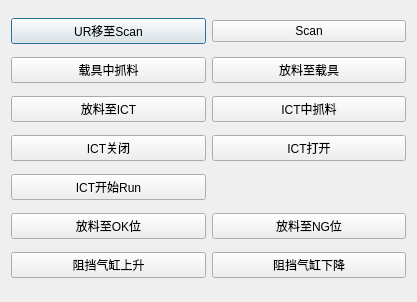
First picture: the form in debugdialog.ui, repository eveningwyn/ICT_UR10, before the edit.
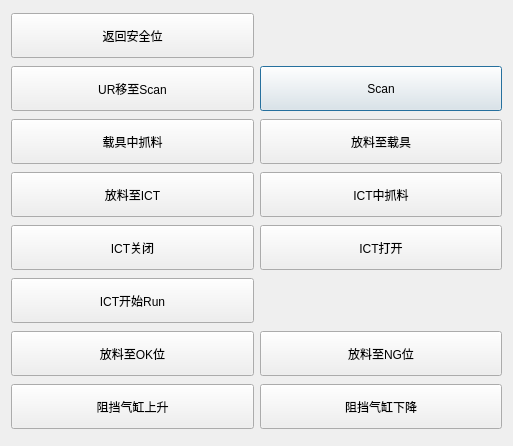
Second picture: the form after the edit. Icons and pictures are not drawn.

The edit to the form file:
```diff
--- a/debugdialog.ui
+++ b/debugdialog.ui
@@ -6,8 +6,8 @@
    <rect>
     <x>0</x>
     <y>0</y>
-    <width>417</width>
-    <height>302</height>
+    <width>513</width>
+    <height>446</height>
    </rect>
   </property>
   <property name="windowTitle">
@@ -18,97 +18,188 @@
     <normaloff>:/res/debugging_30.662020905923px_.png</normaloff>:/res/debugging_30.662020905923px_.png</iconset>
   </property>
   <layout class="QGridLayout" name="gridLayout">
-   <item row="0" column="0">
-    <widget class="QPushButton" name="pushButton_moveToScan">
-     <property name="text">
-      <string>UR移至Scan</string>
-     </property>
-    </widget>
-   </item>
-   <item row="0" column="1">
+   <item row="1" column="1">
     <widget class="QPushButton" name="pushButton_Scan">
+     <property name="minimumSize">
+      <size>
+       <width>0</width>
+       <height>45</height>
+      </size>
+     </property>
      <property name="text">
       <string>Scan</string>
      </property>
     </widget>
    </item>
-   <item row="1" column="0">
-    <widget class="QPushButton" name="pushButton_pickUp_Carrier">
-     <property name="text">
-      <string>载具中抓料</string>
-     </property>
-    </widget>
-   </item>
-   <item row="1" column="1">
-    <widget class="QPushButton" name="pushButton_place_Carrier">
-     <property name="text">
-      <string>放料至载具</string>
-     </property>
-    </widget>
-   </item>
-   <item row="2" column="0">
+   <item row="3" column="0">
     <widget class="QPushButton" name="pushButton_place_ICT">
+     <property name="minimumSize">
+      <size>
+       <width>0</width>
+       <height>45</height>
+      </size>
+     </property>
      <property name="text">
       <string>放料至ICT</string>
      </property>
     </widget>
    </item>
    <item row="2" column="1">
+    <widget class="QPushButton" name="pushButton_place_Carrier">
+     <property name="minimumSize">
+      <size>
+       <width>0</width>
+       <height>45</height>
+      </size>
+     </property>
+     <property name="text">
+      <string>放料至载具</string>
+     </property>
+    </widget>
+   </item>
+   <item row="1" column="0">
+    <widget class="QPushButton" name="pushButton_moveToScan">
+     <property name="minimumSize">
+      <size>
+       <width>0</width>
+       <height>45</height>
+      </size>
+     </property>
+     <property name="text">
+      <string>UR移至Scan</string>
+     </property>
+    </widget>
+   </item>
+   <item row="3" column="1">
     <widget class="QPushButton" name="pushButton_pickUp_ICT">
+     <property name="minimumSize">
+      <size>
+       <width>0</width>
+       <height>45</height>
+      </size>
+     </property>
      <property name="text">
       <string>ICT中抓料</string>
      </property>
     </widget>
    </item>
-   <item row="3" column="0">
-    <widget class="QPushButton" name="pushButton_ICTClose">
-     <property name="text">
-      <string>ICT关闭</string>
+   <item row="2" column="0">
+    <widget class="QPushButton" name="pushButton_pickUp_Carrier">
+     <property name="minimumSize">
+      <size>
+       <width>0</width>
+       <height>45</height>
+      </size>
      </property>
-    </widget>
-   </item>
-   <item row="3" column="1">
-    <widget class="QPushButton" name="pushButton_ICTOpen">
      <property name="text">
-      <string>ICT打开</string>
+      <string>载具中抓料</string>
      </property>
     </widget>
    </item>
-   <item row="4" column="0">
-    <widget class="QPushButton" name="pushButton_ICT_Run">
-     <property name="text">
-      <string>ICT开始Run</string>
-     </property>
-    </widget>
-   </item>
-   <item row="5" column="0">
+   <item row="6" column="0">
     <widget class="QPushButton" name="pushButton_place_OK">
+     <property name="minimumSize">
+      <size>
+       <width>0</width>
+       <height>45</height>
+      </size>
+     </property>
      <property name="text">
       <string>放料至OK位</string>
      </property>
     </widget>
    </item>
-   <item row="5" column="1">
+   <item row="6" column="1">
     <widget class="QPushButton" name="pushButton_place_NG">
+     <property name="minimumSize">
+      <size>
+       <width>0</width>
+       <height>45</height>
+      </size>
+     </property>
      <property name="text">
       <string>放料至NG位</string>
      </property>
     </widget>
    </item>
-   <item row="6" column="0">
+   <item row="7" column="0">
     <widget class="QPushButton" name="pushButton_cylinder_up">
+     <property name="minimumSize">
+      <size>
+       <width>0</width>
+       <height>45</height>
+      </size>
+     </property>
      <property name="text">
       <string>阻挡气缸上升</string>
      </property>
     </widget>
    </item>
-   <item row="6" column="1">
+   <item row="4" column="1">
+    <widget class="QPushButton" name="pushButton_ICTOpen">
+     <property name="minimumSize">
+      <size>
+       <width>0</width>
+       <height>45</height>
+      </size>
+     </property>
+     <property name="text">
+      <string>ICT打开</string>
+     </property>
+    </widget>
+   </item>
+   <item row="7" column="1">
     <widget class="QPushButton" name="pushButton_cylinder_down">
+     <property name="minimumSize">
+      <size>
+       <width>0</width>
+       <height>45</height>
+      </size>
+     </property>
      <property name="text">
       <string>阻挡气缸下降</string>
      </property>
     </widget>
    </item>
+   <item row="5" column="0">
+    <widget class="QPushButton" name="pushButton_ICT_Run">
+     <property name="minimumSize">
+      <size>
+       <width>0</width>
+       <height>45</height>
+      </size>
+     </property>
+     <property name="text">
+      <string>ICT开始Run</string>
+     </property>
+    </widget>
+   </item>
+   <item row="4" column="0">
+    <widget class="QPushButton" name="pushButton_ICTClose">
+     <property name="minimumSize">
+      <size>
+       <width>0</width>
+       <height>45</height>
+      </size>
+     </property>
+     <property name="text">
+      <string>ICT关闭</string>
+     </property>
+    </widget>
+   </item>
+   <item row="0" column="0">
+    <widget class="QPushButton" name="pushButton_return">
+     <property name="minimumSize">
+      <size>
+       <width>0</width>
+       <height>45</height>
+      </size>
+     </property>
+     <property name="text">
+      <string>返回安全位</string>
+     </property>
+    </widget>
+   </item>
   </layout>
  </widget>
  <resources>
```
